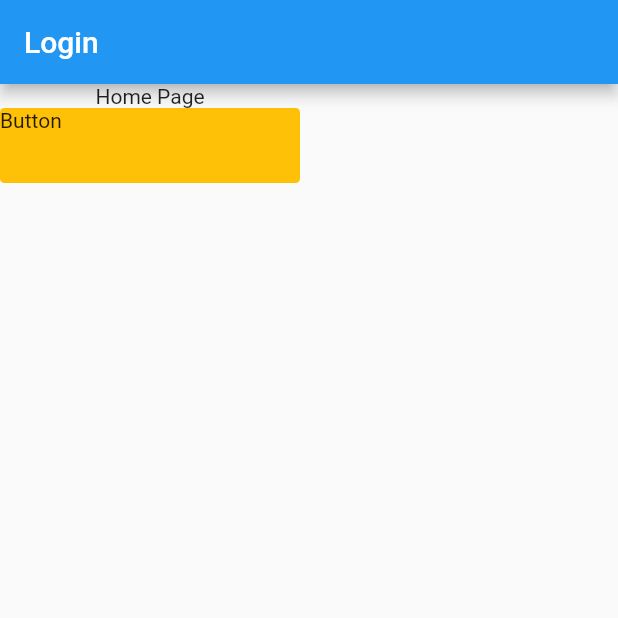
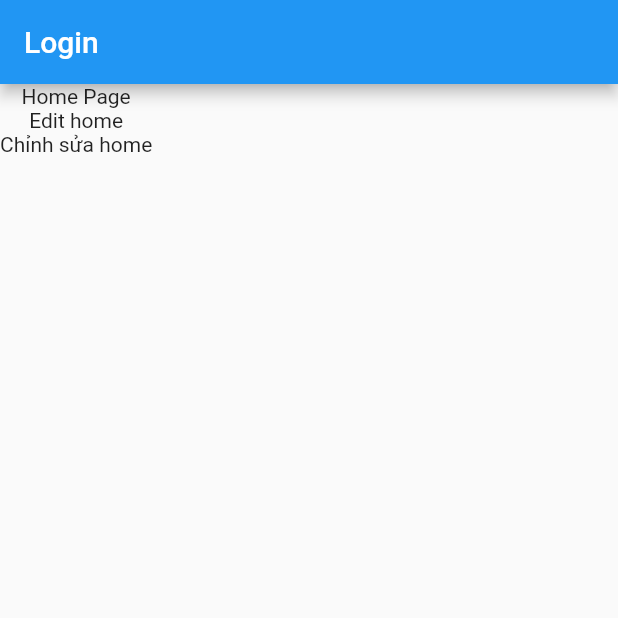
Before and after one commit to chieucold/project_home, a Flutter app: the screen it shows after launch, on a phone screen of 412 x 824 dp, the top half of it. Run offline on Flutter 3.47's test engine with Material 2 defaults, Android fonts, the phone set to English and light mode, and no system bars; our stand-ins replace get.

Commit message:
edit ui home (#4)
Co-authored-by: hoangchieu <chieuhv@scuti.asia>

```diff
--- a/lib/feature/home/home_view.dart
+++ b/lib/feature/home/home_view.dart
@@ -10,17 +10,10 @@ class HomeView extends StatelessWidget {
         title: const Text('Login'),
       ),
       body: Column(
-        children: [
-          const Text("Home Page"),
-          Container(
-            height: 50,
-            width: 200,
-            decoration: const BoxDecoration(
-              color: Colors.amber,
-              borderRadius: BorderRadius.all(Radius.circular(3)),
-            ),
-            child: const Text('Button'),
-          )
+        children: const [
+          Text("Home Page"),
+          Text('Edit home'),
+          Text('Chỉnh sửa home'),
         ],
       ),
     );
```
Also changed, not shown: 1 other file.
